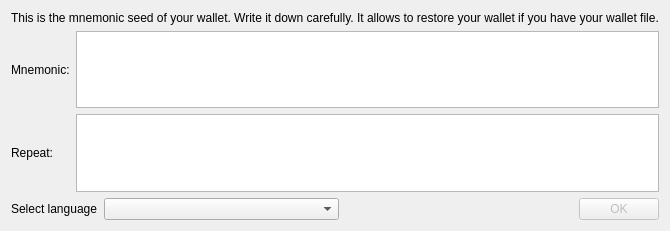
This is src/gui/ui/verifymnemonicseeddialog.ui in geemcoin/geemwallet as Qt 5 draws it before an edit. The edited form follows.
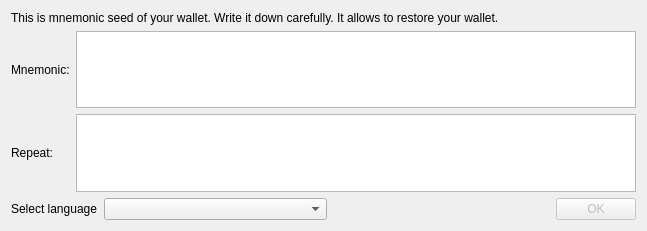
This is the edited form.

```diff
--- a/src/gui/ui/verifymnemonicseeddialog.ui
+++ b/src/gui/ui/verifymnemonicseeddialog.ui
@@ -23,7 +23,7 @@
    <item row="0" column="0" colspan="2">
     <widget class="QLabel" name="label_3">
      <property name="text">
-      <string>This is the mnemonic seed of your wallet. Write it down carefully. It allows to restore your wallet if you have your wallet file.</string>
+      <string>This is mnemonic seed of your wallet. Write it down carefully. It allows to restore your wallet.</string>
      </property>
     </widget>
    </item>
```
